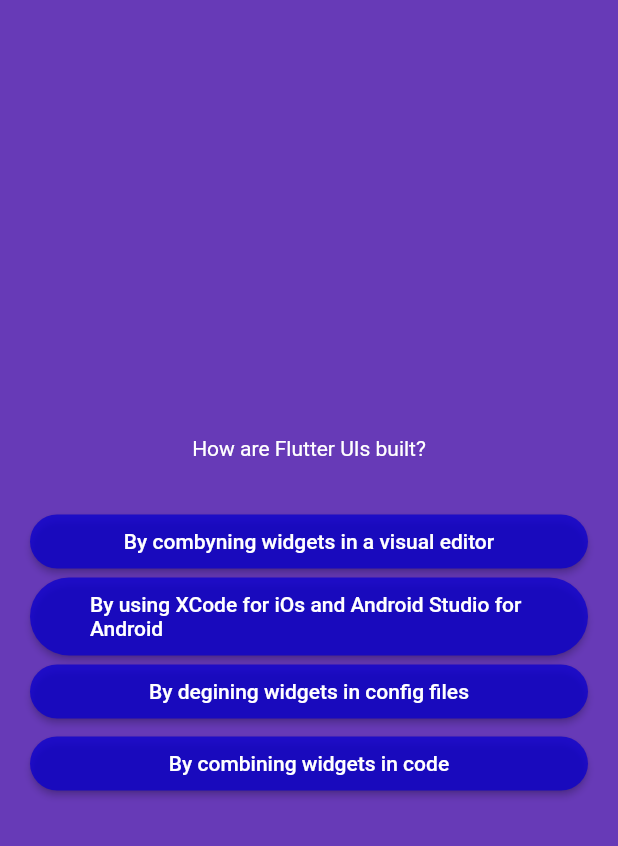
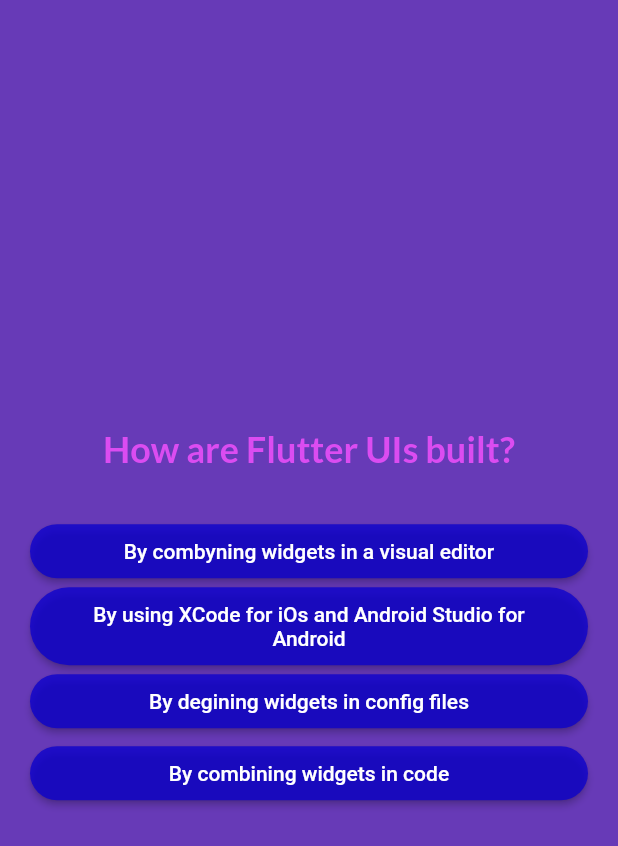
Before and after one commit to MattiaLR95/flutter_corso, a Flutter app: the screen it shows after launch, after a tap on "Start Quiz", after a tap on "Components", on a phone screen of 412 x 824 dp. Shown: the top 846 px of the screen. Run offline on Flutter 3.47's test engine with Material 2 defaults, Android fonts, the phone set to English and light mode, and no system bars; our stand-ins replace google_fonts.

Commit message:
Importato font Google

```diff
--- a/lib/answer_button.dart
+++ b/lib/answer_button.dart
@@ -1,7 +1,7 @@
 import 'package:flutter/material.dart';
 
 class AnswerButton extends StatelessWidget {
-  const AnswerButton ({
+  const AnswerButton({
     super.key,
     required this.answerText,
     required this.onTap,
@@ -18,14 +18,17 @@
         padding: const EdgeInsets.symmetric(
           vertical: 10,
           horizontal: 40,
-          ),
+        ),
         backgroundColor: const Color.fromARGB(197, 10, 0, 205),
         foregroundColor: const Color.fromRGBO(255, 255, 255, 1),
         shape: RoundedRectangleBorder(
           borderRadius: BorderRadius.circular(40),
         ),
       ),
-      child: Text(answerText),
+      child: Text(
+        answerText,
+        textAlign: TextAlign.center,
+      ),
     );
   }
 }
--- a/lib/question_screen.dart
+++ b/lib/question_screen.dart
@@ -1,4 +1,5 @@
 import 'package:flutter/material.dart';
+import 'package:google_fonts/google_fonts.dart';
 import 'package:verifica_moduli_1_2/answer_button.dart';
 import 'package:verifica_moduli_1_2/data/questions.dart';
 import 'package:verifica_moduli_1_2/quiz.dart';
@@ -16,13 +17,18 @@
   var currentQuestionsIndex = 0;
   Widget? activeScreen;
 
+  @override
+  void initState() {
+    activeScreen = const QuestionScreen();
+    super.initState();
+  }
+
   void answerQuestion() {
     setState(() {
       if (currentQuestionsIndex < questions.length - 1) {
         currentQuestionsIndex++;
-      } else {
-        activeScreen = const Quiz();
       }
+      null;
     });
   }
 
@@ -41,8 +47,10 @@
             Text(
               questions[currentQuestionsIndex].text,
               textAlign: TextAlign.center,
-              style: const TextStyle(
-                color: Color.fromRGBO(255, 255, 255, 1),
+              style: GoogleFonts.lato(
+                color: const Color.fromARGB(255, 219, 76, 241),
+                fontSize: 24,
+                fontWeight: FontWeight.bold,
               ),
             ),
             const SizedBox(height: 30),
--- a/pubspec.yaml
+++ b/pubspec.yaml
@@ -35,6 +35,7 @@
   # The following adds the Cupertino Icons font to your application.
   # Use with the CupertinoIcons class for iOS style icons.
   cupertino_icons: ^1.0.2
+  google_fonts: ^4.0.4
 
 dev_dependencies:
   flutter_test:
```
Also changed, not shown: pubspec.lock, 2 other files.
